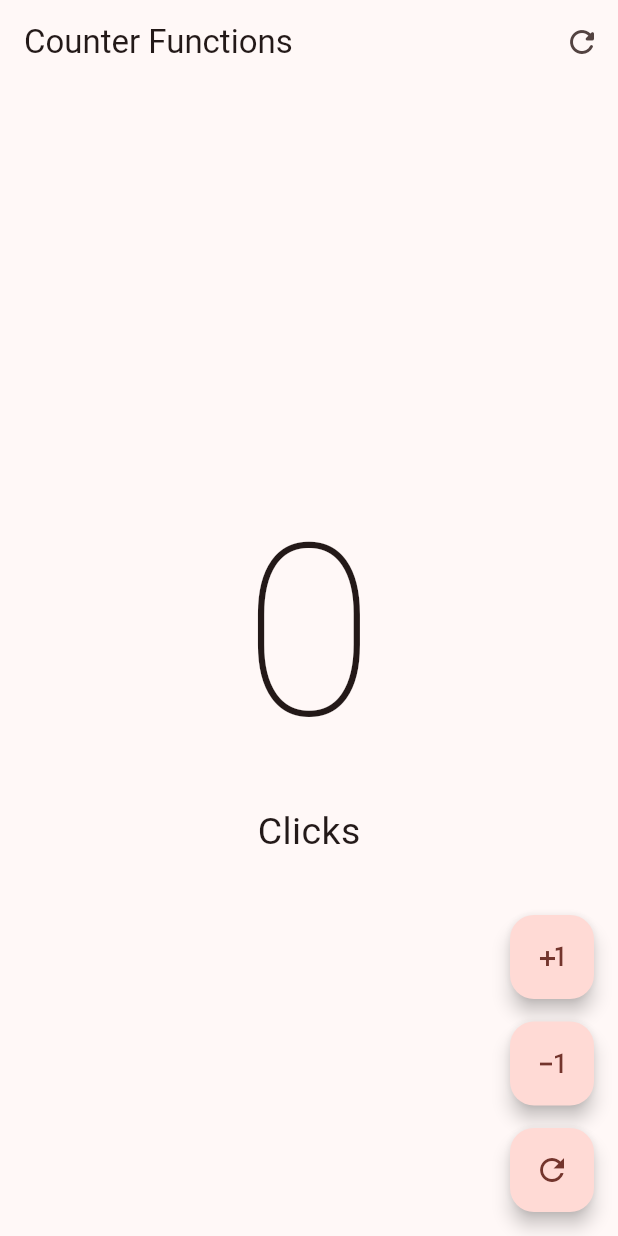
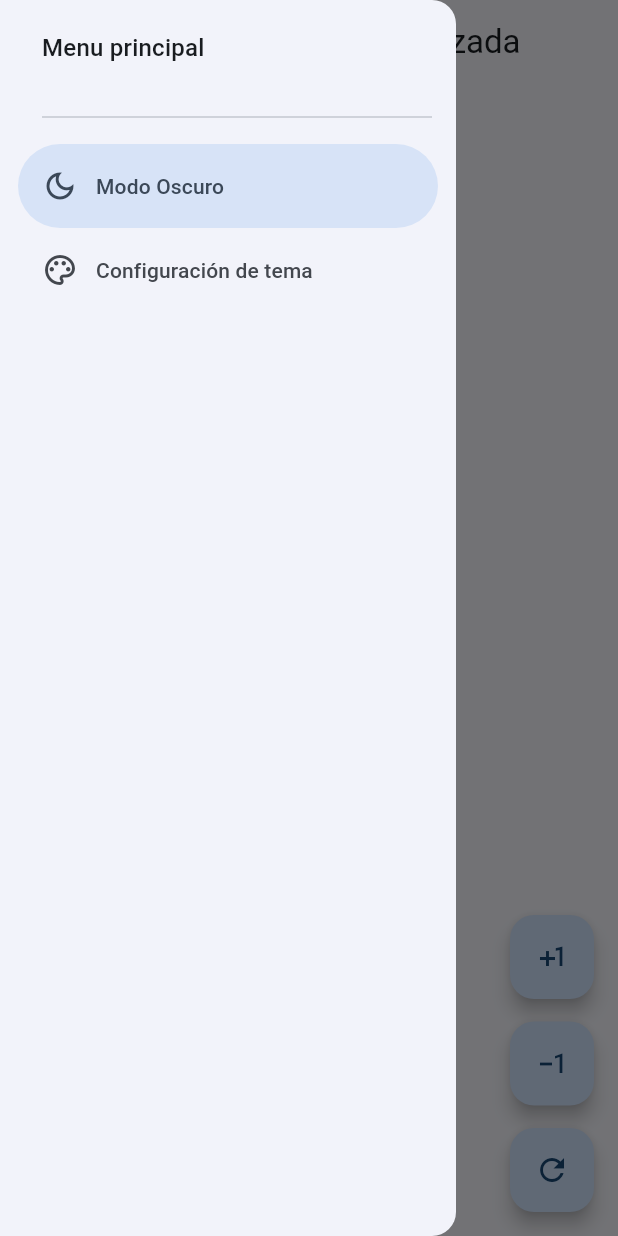
Before and after one commit to Angel453-jpg/contador-app-flutter, a Flutter app: the screen it shows after launch, with the side drawer open (before the commit the screen has no drawer), on a phone screen of 412 x 824 dp. Run offline on Flutter 3.47's test engine with Material 3 defaults, Android fonts, the phone set to English and light mode, and no system bars; our stand-ins replace flutter_riverpod, go_router, shared_preferences.

Commit message:
Nuevas funciones implementadas

```diff
--- /dev/null
+++ b/lib/config/menu/menu_items.dart
@@ -0,0 +1,30 @@
+import 'package:flutter/material.dart';
+
+class MenuItems {
+  final String title;
+  final String subTitle;
+  final String link;
+  final IconData icon;
+
+  const MenuItems({
+    required this.title,
+    required this.subTitle,
+    required this.link,
+    required this.icon,
+  });
+}
+
+const appMenuItems = <MenuItems>[
+  MenuItems(
+    title: 'Modo Oscuro',
+    subTitle: 'Configuración general',
+    link: '/configuration',
+    icon: Icons.dark_mode_outlined,
+  ),
+  MenuItems(
+    title: 'Configuración de tema',
+    subTitle: 'Configuración del color de la aplicación',
+    link: '/theme',
+    icon: Icons.color_lens_outlined,
+  ),
+];
--- /dev/null
+++ b/lib/config/router/app_router.dart
@@ -0,0 +1,25 @@
+import 'package:go_router/go_router.dart';
+import 'package:hello_world_app/presentation/home/home_screen.dart';
+import 'package:hello_world_app/presentation/screens/theme_black_or_white/theme_black_or_white.dart';
+import 'package:hello_world_app/presentation/screens/theme_changer_screen/theme_changer_screen.dart';
+
+final appRouter = GoRouter(
+  initialLocation: '/',
+  routes: [
+    GoRoute(
+      path: '/',
+      name: HomeScreen.name,
+      builder: (context, state) => HomeScreen(),
+    ),
+    GoRoute(
+      path: '/configuration',
+      name: ThemeBlackOrWhite.name,
+      builder: (context, state) => ThemeBlackOrWhite(),
+    ),
+    GoRoute(
+      path: '/theme',
+      name: ThemeChangerScreen.name,
+      builder: (context, state) => ThemeChangerScreen(),
+    ),
+  ],
+);
--- /dev/null
+++ b/lib/config/theme/app_theme.dart
@@ -0,0 +1,41 @@
+import 'package:flutter/material.dart';
+
+const colorList = <Color>[
+  Colors.blue,
+  Colors.teal,
+  Colors.orange,
+  Colors.green,
+  Colors.red,
+  Colors.purple,
+  Colors.deepPurple,
+  Colors.pinkAccent,
+  Colors.pink,
+];
+
+class AppTheme {
+  final int selectedColor;
+  final ThemeMode themeMode;
+
+  AppTheme({this.selectedColor = 0, this.themeMode = ThemeMode.system})
+    : assert(selectedColor >= 0, 'Selected color must be greater then 0'),
+      assert(
+        selectedColor < colorList.length,
+        'Selected color must be less or equal than ${colorList.length - 1}',
+      );
+
+  ThemeData getTheme(Brightness systemBrightness) {
+    final isDark = themeMode == ThemeMode.system
+        ? systemBrightness == Brightness.dark
+        : themeMode == ThemeMode.dark;
+
+    return ThemeData(
+      brightness: isDark ? Brightness.dark : Brightness.light,
+      colorSchemeSeed: colorList[selectedColor],
+    );
+  }
+
+  AppTheme copyWith({int? selectedColor, ThemeMode? themeMode}) => AppTheme(
+    selectedColor: selectedColor ?? this.selectedColor,
+    themeMode: themeMode ?? this.themeMode,
+  );
+}
--- a/lib/main.dart
+++ b/lib/main.dart
@@ -1,19 +1,28 @@
 import 'package:flutter/material.dart';
-import 'package:hello_world_app/presentation/screens/counter/counter_functions.dart';
+import 'package:flutter_riverpod/flutter_riverpod.dart';
+import 'package:hello_world_app/config/router/app_router.dart';
+import 'package:hello_world_app/presentation/providers/theme_provider.dart';
+
+import 'config/theme/app_theme.dart';
 
 void main() {
-  runApp(const MyApp());
+  runApp(ProviderScope(child: MyApp()));
 }
 
-class MyApp extends StatelessWidget {
+class MyApp extends ConsumerWidget {
   const MyApp({super.key});
 
   @override
-  Widget build(BuildContext context) {
-    return MaterialApp(
+  Widget build(BuildContext context, ref) {
+
+    final AppTheme appTheme = ref.watch(themeNotifierProvider);
+
+    return MaterialApp.router(
       debugShowCheckedModeBanner: false,
-      theme: ThemeData(colorSchemeSeed: Colors.red),
-      home: CounterFunctionsScreen(),
+      theme: appTheme.getTheme(Brightness.light),
+      darkTheme: appTheme.getTheme(Brightness.dark),
+      themeMode: appTheme.themeMode,
+      routerConfig: appRouter,
     );
   }
 }
--- /dev/null
+++ b/lib/presentation/home/home_screen.dart
@@ -0,0 +1,20 @@
+import 'package:flutter/material.dart';
+import 'package:hello_world_app/presentation/screens/counter/counter_functions.dart';
+import 'package:hello_world_app/presentation/widgets/side_menu.dart';
+
+class HomeScreen extends StatelessWidget {
+  static const String name = 'home_screen';
+
+  const HomeScreen({super.key});
+
+  @override
+  Widget build(BuildContext context) {
+    final scaffoldKey = GlobalKey<ScaffoldState>();
+    return Scaffold(
+      key: scaffoldKey,
+      appBar: AppBar(title: const Text('App contador personalizada')),
+      body: CounterFunctionsScreen(),
+      drawer: SideMenu(scaffoldKey: scaffoldKey),
+    );
+  }
+}
--- a/lib/presentation/screens/counter/counter_functions.dart
+++ b/lib/presentation/screens/counter/counter_functions.dart
@@ -1,6 +1,8 @@
 import 'package:flutter/material.dart';
 
 class CounterFunctionsScreen extends StatefulWidget {
+  static const String name = 'counter_screen';
+
   const CounterFunctionsScreen({super.key});
 
   @override
@@ -13,19 +15,6 @@ class _CounterFunctionsScreenState extends State<CounterFunctionsScreen> {
   @override
   Widget build(BuildContext context) {
     return Scaffold(
-      appBar: AppBar(
-        title: const Text('Counter Functions'),
-        actions: [
-          IconButton(
-            onPressed: () {
-              setState(() {
-                clickCounter = 0;
-              });
-            },
-            icon: const Icon(Icons.refresh_rounded),
-          ),
-        ],
-      ),
       body: Center(
         child: Column(
           mainAxisAlignment: MainAxisAlignment.center,
@@ -48,6 +37,7 @@ class _CounterFunctionsScreenState extends State<CounterFunctionsScreen> {
         mainAxisAlignment: MainAxisAlignment.end,
         children: [
           CustomButton(
+            heroTag: 'increment_fab',
             icon: Icons.plus_one_outlined,
             onPressed: () {
               setState(() {
@@ -59,6 +49,7 @@ class _CounterFunctionsScreenState extends State<CounterFunctionsScreen> {
           const SizedBox(height: 15),
 
           CustomButton(
+            heroTag: 'decrement_fab',
             icon: Icons.exposure_minus_1_outlined,
             onPressed: () {
               setState(() {
@@ -71,6 +62,7 @@ class _CounterFunctionsScreenState extends State<CounterFunctionsScreen> {
           const SizedBox(height: 15),
 
           CustomButton(
+            heroTag: 'reset_fab',
             icon: Icons.refresh_outlined,
             onPressed: () {
               setState(() {
@@ -87,12 +79,14 @@ class _CounterFunctionsScreenState extends State<CounterFunctionsScreen> {
 class CustomButton extends StatelessWidget {
   final IconData icon;
   final VoidCallback? onPressed;
+  final String heroTag;
 
-  const CustomButton({super.key, required this.icon, required this.onPressed});
+  const CustomButton({super.key, required this.icon, required this.onPressed, required this.heroTag});
 
   @override
   Widget build(BuildContext context) {
     return FloatingActionButton(
+      heroTag: heroTag,
       enableFeedback: true,
       elevation: 5,
       onPressed: onPressed,
--- /dev/null
+++ b/lib/presentation/widgets/side_menu.dart
@@ -0,0 +1,52 @@
+import 'package:flutter/material.dart';
+import 'package:go_router/go_router.dart';
+import 'package:hello_world_app/config/menu/menu_items.dart';
+
+class SideMenu extends StatefulWidget {
+  final GlobalKey<ScaffoldState> scaffoldKey;
+
+  const SideMenu({super.key, required this.scaffoldKey});
+
+  @override
+  State<SideMenu> createState() => _SideMenuState();
+}
+
+class _SideMenuState extends State<SideMenu> {
+  int drawerIndex = 0;
+
+  @override
+  Widget build(BuildContext context) {
+    final hasNotch = MediaQuery.of(context).viewPadding.top > 35;
+
+    return NavigationDrawer(
+      selectedIndex: drawerIndex,
+      onDestinationSelected: (value) {
+        setState(() {
+          drawerIndex = value;
+        });
+
+        final menuItems = appMenuItems[value];
+        context.push(menuItems.link);
+        widget.scaffoldKey.currentState?.closeDrawer();
+      },
+      children: [
+        Padding(
+          padding: EdgeInsetsGeometry.fromLTRB(28, hasNotch ? 0 : 20, 16, 10),
+          child: Text('Menu principal', style: Theme.of(context).textTheme.titleMedium),
+        ),
+        const Padding(
+          padding: EdgeInsets.fromLTRB(28, 16, 16, 10),
+          child: Divider(),
+        ),
+        ...appMenuItems
+            .sublist(0, 2)
+            .map(
+              (item) => NavigationDrawerDestination(
+                icon: Icon(item.icon),
+                label: Text(item.title),
+              ),
+            ),
+      ],
+    );
+  }
+}
--- a/pubspec.yaml
+++ b/pubspec.yaml
@@ -34,6 +34,9 @@ dependencies:
   # The following adds the Cupertino Icons font to your application.
   # Use with the CupertinoIcons class for iOS style icons.
   cupertino_icons: ^1.0.8
+  go_router: ^17.0.1
+  flutter_riverpod: ^3.1.0
+  shared_preferences: ^2.5.4
 
 dev_dependencies:
   flutter_test:
```
Also changed, not shown: lib/presentation/providers/theme_provider.dart (added, +63 -0 lines), lib/presentation/screens/theme_black_or_white/theme_black_or_white.dart (added, +39 -0 lines), lib/presentation/screens/theme_changer_screen/theme_changer_screen.dart (added, +49 -0 lines), pubspec.lock, 1 other file.
